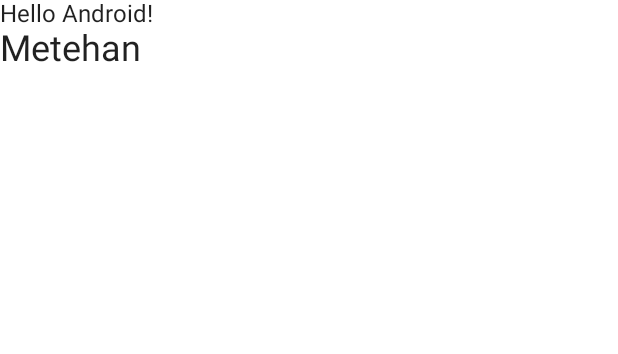
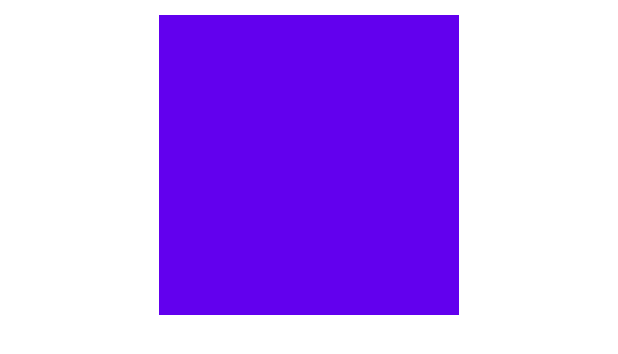
Before and after one commit to metehanbolatt/ComposeLearningSS, an Android app built with Jetpack Compose: the @Preview function DefaultPreview, on a phone screen of 412 x 824 dp. Shown: the top 354 px of the screen. Run offline under Robolectric (Android 15) with nearby library versions, the phone set to English and light mode, and no system bars.

Commit message:
Column & Surface

```diff
--- a/app/src/main/java/com/metehanbolat/composelearningss/MainActivity.kt
+++ b/app/src/main/java/com/metehanbolat/composelearningss/MainActivity.kt
@@ -3,12 +3,15 @@ package com.metehanbolat.composelearningss
 import android.os.Bundle
 import androidx.activity.ComponentActivity
 import androidx.activity.compose.setContent
-import androidx.compose.foundation.layout.Column
+import androidx.compose.foundation.layout.*
 import androidx.compose.material.MaterialTheme
 import androidx.compose.material.Surface
 import androidx.compose.material.Text
 import androidx.compose.runtime.Composable
+import androidx.compose.ui.Alignment
+import androidx.compose.ui.Modifier
 import androidx.compose.ui.tooling.preview.Preview
+import androidx.compose.ui.unit.dp
 import com.metehanbolat.composelearningss.ui.theme.ComposeLearningSSTheme
 import com.metehanbolat.composelearningss.ui.theme.Typography
 
@@ -19,33 +22,45 @@ class MainActivity : ComponentActivity() {
             ComposeLearningSSTheme {
                 // A surface container using the 'background' color from the theme
                 Surface(color = MaterialTheme.colors.background) {
-                    Greeting("Android")
+
                 }
             }
         }
     }
 }
 
-@Composable
-fun Greeting(name: String) {
-    Text(text = "Hello $name!")
-}
-
-@Composable
-fun CustomText(text: String) {
-    Text(
-        text = text,
-        style = Typography.h5
-    )
-}
-
 @Preview(showBackground = true)
 @Composable
 fun DefaultPreview() {
     ComposeLearningSSTheme {
-        Column() {
-            Greeting("Android")
-            CustomText(text = "Metehan")
+        Column(
+            modifier = Modifier.fillMaxSize().padding(top = 10.dp),
+            horizontalAlignment = Alignment.CenterHorizontally
+        ) {
+            Surface(
+                modifier = Modifier
+                    .width(200.dp)
+                    .height(50.dp),
+                color = MaterialTheme.colors.primary
+            ){}
+            Surface(
+                modifier = Modifier
+                    .width(200.dp)
+                    .height(50.dp),
+                color = MaterialTheme.colors.primary
+            ){}
+            Surface(
+                modifier = Modifier
+                    .width(200.dp)
+                    .height(50.dp),
+                color = MaterialTheme.colors.primary
+            ){}
+            Surface(
+                modifier = Modifier
+                    .width(200.dp)
+                    .height(50.dp),
+                color = MaterialTheme.colors.primary
+            ){}
         }
     }
 }
```
